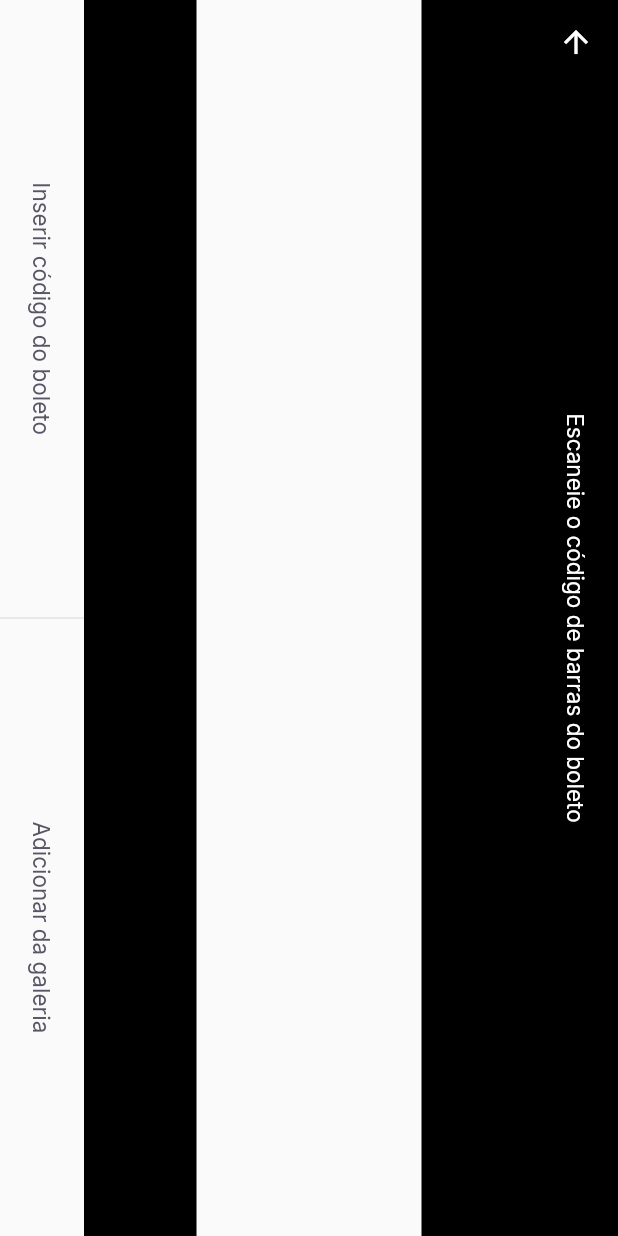
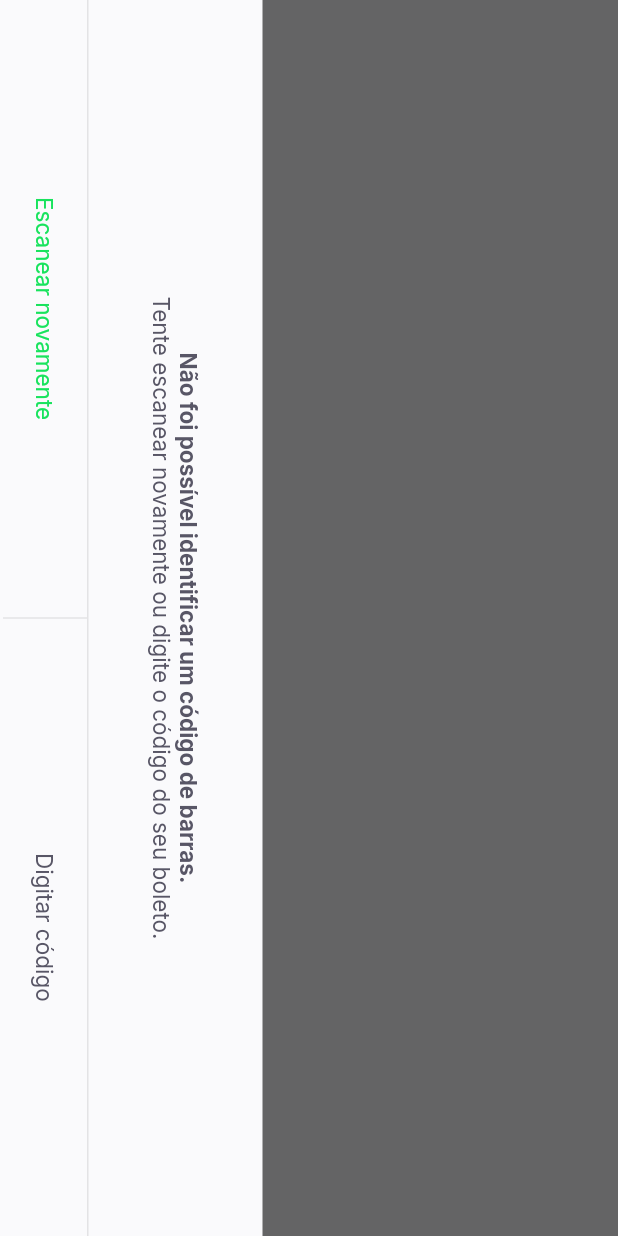
Before and after one commit to IcaroApoloBR/appPayFlow_Flutter, a Flutter app: the BarcodeScannerPage screen opened by its route, on a phone screen of 412 x 824 dp. Run offline on Flutter 3.47's test engine with Material 2 defaults, Android fonts, the phone set to English and light mode, and no system bars; our stand-ins replace firebase_core, google_fonts, google_sign_in, shared_preferences; accounts and stored records are empty.

Commit message:
style(barcode scanner): create bottom sheet widget and style page

```diff
--- a/lib/app_widget.dart
+++ b/lib/app_widget.dart
@@ -1,4 +1,5 @@
 import 'package:flutter/material.dart';
+import 'package:flutter/services.dart';
 import 'package:payflow/modules/barcode_scanner/barcode_scanner_page.dart';
 import 'package:payflow/modules/home/home_page.dart';
 
@@ -7,6 +8,13 @@ import 'package:payflow/modules/splash/splash_page.dart';
 import 'package:payflow/shared/themes/app_colors.dart';
 
 class AppWidget extends StatelessWidget {
+  AppWidget() {
+    SystemChrome.setPreferredOrientations([
+      DeviceOrientation.portraitDown,
+      DeviceOrientation.portraitUp,
+    ]);
+  }
+
   @override
   Widget build(BuildContext context) {
     return MaterialApp(
--- a/lib/modules/barcode_scanner/barcode_scanner_page.dart
+++ b/lib/modules/barcode_scanner/barcode_scanner_page.dart
@@ -4,6 +4,7 @@
 import 'package:flutter/material.dart';
 import 'package:payflow/shared/themes/app_colors.dart';
 import 'package:payflow/shared/themes/app_text_styles.dart';
+import 'package:payflow/shared/widgets/bottom_sheet/bottom_sheet_widget.dart';
 import 'package:payflow/shared/widgets/divider_vertical/divider_vertical_widget.dart';
 import 'package:payflow/shared/widgets/label_button/label_button.dart';
 import 'package:payflow/shared/widgets/set_label_buttons/set_label_buttons.dart';
@@ -18,6 +19,14 @@ class BarcodeScannerPage extends StatefulWidget {
 class _BarcodeScannerPageState extends State<BarcodeScannerPage> {
   @override
   Widget build(BuildContext context) {
+    return BottomSheetWidget(
+      title: "Não foi possível identificar um código de barras.",
+      subtitle: "Tente escanear novamente ou digite o código do seu boleto.",
+      primaryLabel: "Escanear novamente",
+      primaryOnPressed: () {},
+      secondaryLabel: "Digitar código",
+      secondaryOnPressed: () {},
+    );
     return SafeArea(
       top: true,
       bottom: true,
--- /dev/null
+++ b/lib/shared/widgets/bottom_sheet/bottom_sheet_widget.dart
@@ -0,0 +1,77 @@
+// import 'package:flutter/src/foundation/key.dart';
+// import 'package:flutter/src/widgets/framework.dart';
+
+import 'package:flutter/material.dart';
+import 'package:payflow/shared/themes/app_colors.dart';
+import 'package:payflow/shared/themes/app_text_styles.dart';
+import 'package:payflow/shared/widgets/set_label_buttons/set_label_buttons.dart';
+
+class BottomSheetWidget extends StatelessWidget {
+  final String primaryLabel;
+  final VoidCallback primaryOnPressed;
+  final String secondaryLabel;
+  final VoidCallback secondaryOnPressed;
+  final String title;
+  final String subtitle;
+  const BottomSheetWidget({
+    Key? key,
+    required this.primaryLabel,
+    required this.primaryOnPressed,
+    required this.secondaryLabel,
+    required this.secondaryOnPressed,
+    required this.title,
+    required this.subtitle,
+  }) : super(key: key);
+
+  @override
+  Widget build(BuildContext context) {
+    return SafeArea(
+      child: RotatedBox(
+        quarterTurns: 1,
+        child: Material(
+          child: Container(
+            color: AppColors.shape,
+            child: Column(
+              children: [
+                Expanded(
+                    child: Container(
+                  color: Colors.black.withOpacity(0.6),
+                )),
+                Column(
+                  children: [
+                    Padding(
+                      padding: const EdgeInsets.all(40),
+                      child: Text.rich(
+                        TextSpan(
+                            text: title,
+                            style: TextStyles.buttonBoldHeading,
+                            children: [
+                              TextSpan(
+                                text: "\n$subtitle",
+                                style: TextStyles.buttonHeading,
+                              ),
+                            ]),
+                        textAlign: TextAlign.center,
+                      ),
+                    ),
+                    Container(
+                      height: 1,
+                      color: AppColors.stroke,
+                    ),
+                    SetLabelButtons(
+                        enablePrimaryColor: true,
+                        primaryLabel: primaryLabel,
+                        primaryOnPressed: primaryOnPressed,
+                        secondaryLabel: secondaryLabel,
+                        secondaryOnPressed: secondaryOnPressed),
+                    SizedBox(height: 2),
+                  ],
+                ),
+              ],
+            ),
+          ),
+        ),
+      ),
+    );
+  }
+}
--- a/lib/shared/widgets/label_button/label_button.dart
+++ b/lib/shared/widgets/label_button/label_button.dart
@@ -6,7 +6,9 @@ import 'package:payflow/shared/themes/app_text_styles.dart';
 class LabelButton extends StatelessWidget {
   final String label;
   final VoidCallback onPressed;
-  const LabelButton({Key? key, required this.label, required this.onPressed})
+  final TextStyle? style;
+  const LabelButton(
+      {Key? key, required this.label, required this.onPressed, this.style})
       : super(key: key);
 
   @override
@@ -17,7 +19,7 @@ class LabelButton extends StatelessWidget {
         onPressed: onPressed,
         child: Text(
           label,
-          style: TextStyles.buttonHeading,
+          style: style ?? TextStyles.buttonHeading,
         ),
       ),
     );
--- a/lib/shared/widgets/set_label_buttons/set_label_buttons.dart
+++ b/lib/shared/widgets/set_label_buttons/set_label_buttons.dart
@@ -2,6 +2,7 @@
 // import 'package:flutter/src/widgets/framework.dart';
 
 import 'package:flutter/material.dart';
+import 'package:payflow/shared/themes/app_text_styles.dart';
 import 'package:payflow/shared/widgets/divider_vertical/divider_vertical_widget.dart';
 import 'package:payflow/shared/widgets/label_button/label_button.dart';
 
@@ -10,13 +11,15 @@ class SetLabelButtons extends StatelessWidget {
   final VoidCallback primaryOnPressed;
   final String secondaryLabel;
   final VoidCallback secondaryOnPressed;
-  const SetLabelButtons(
-      {Key? key,
-      required this.primaryLabel,
-      required this.primaryOnPressed,
-      required this.secondaryLabel,
-      required this.secondaryOnPressed})
-      : super(key: key);
+  final bool enablePrimaryColor;
+  const SetLabelButtons({
+    Key? key,
+    required this.primaryLabel,
+    required this.primaryOnPressed,
+    required this.secondaryLabel,
+    required this.secondaryOnPressed,
+    this.enablePrimaryColor = false,
+  }) : super(key: key);
 
   @override
   Widget build(BuildContext context) {
@@ -26,11 +29,16 @@ class SetLabelButtons extends StatelessWidget {
         children: [
           Expanded(
               child: LabelButton(
-                  label: primaryLabel, onPressed: primaryOnPressed)),
+            label: primaryLabel,
+            onPressed: primaryOnPressed,
+            style: enablePrimaryColor ? TextStyles.buttonPrimary : null,
+          )),
           DividerVerticalWidget(),
           Expanded(
               child: LabelButton(
-                  label: secondaryLabel, onPressed: secondaryOnPressed))
+            label: secondaryLabel,
+            onPressed: secondaryOnPressed,
+          ))
         ],
       ),
     );
```
